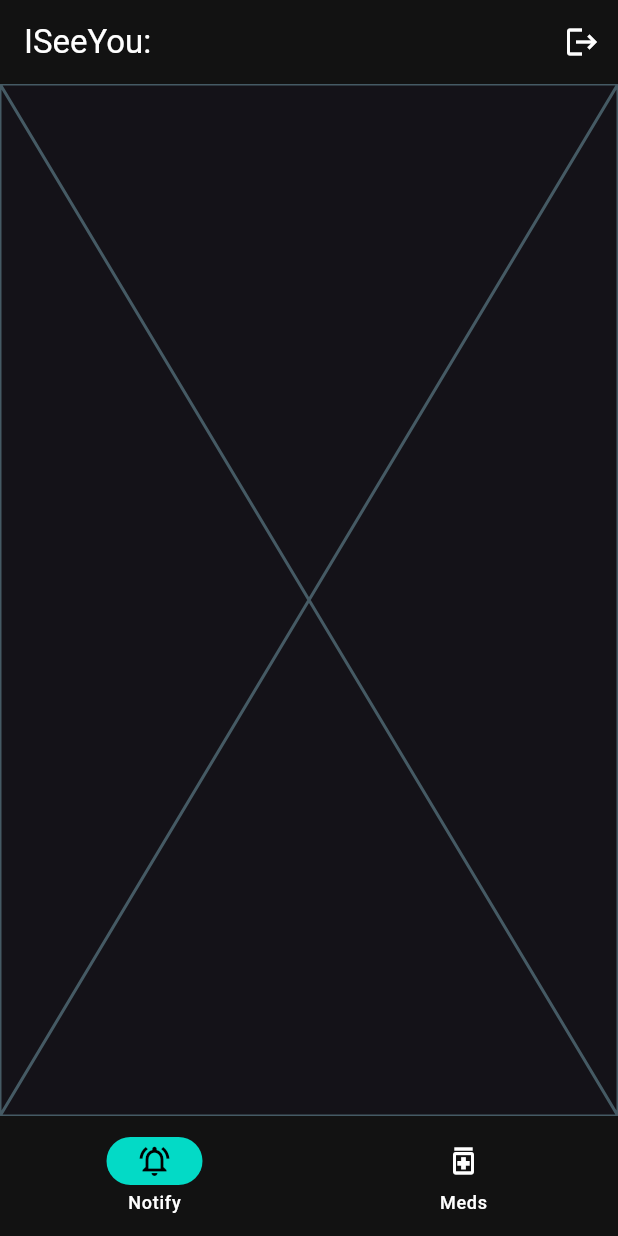
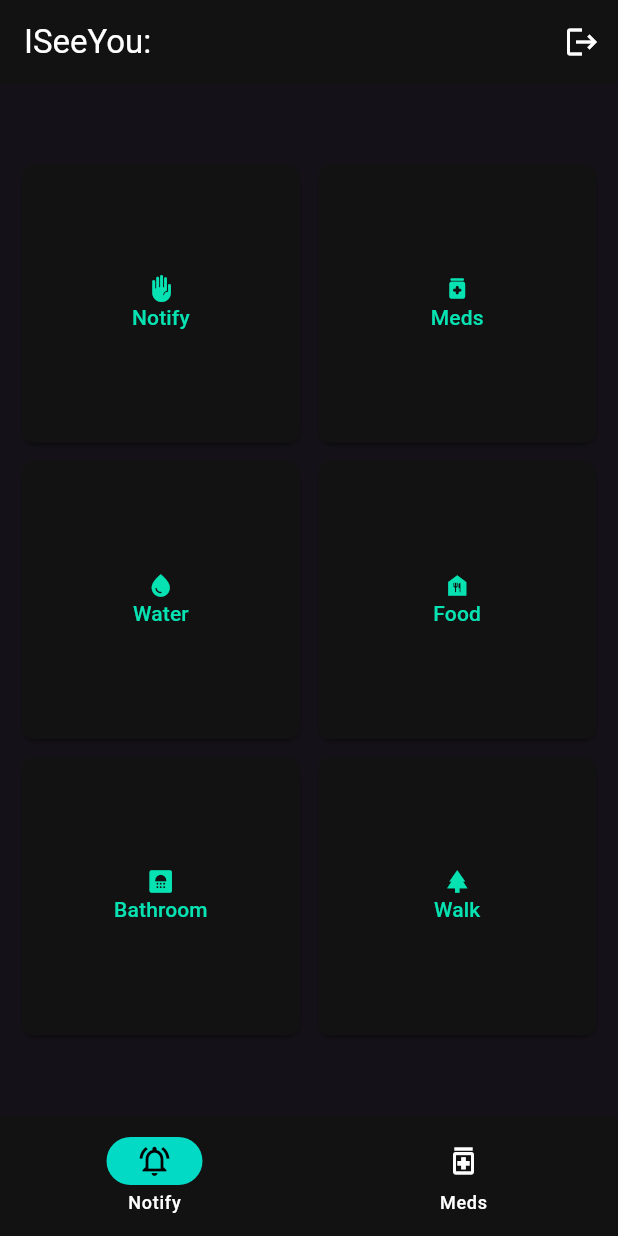
Before and after one commit to Rosnaky/I-See-You, a Flutter app: the screen it shows once a user with an empty profile is signed in, on a phone screen of 412 x 824 dp. Run offline on Flutter 3.47's test engine with Material 3 defaults, Android fonts, the phone set to English and light mode, and no system bars; our stand-ins replace cloud_firestore, firebase_auth, firebase_core, flutter_dotenv; accounts and stored records are empty.

Commit message:
added notify cards

```diff
--- a/lib/main.dart
+++ b/lib/main.dart
@@ -5,12 +5,10 @@ import 'package:firebase_core/firebase_core.dart';
 import 'package:flutter/material.dart';
 import 'package:flutter_dotenv/flutter_dotenv.dart';
 import 'package:provider/provider.dart';
-import 'package:url_launcher/url_launcher_string.dart';
 import 'src/app.dart';
 
 void main() async {
   await Firebase.initializeApp(options: DefaultFirebaseOptions.currentPlatform);
-  launchUrlString("tel://5194984082");
 
   await dotenv.load(fileName: ".env");
   runApp(MultiProvider(providers: [
--- /dev/null
+++ b/lib/src/models/quick_action.dart
@@ -0,0 +1,27 @@
+import 'package:flutter/material.dart';
+
+class QuickAction {
+  final String title;
+  final IconData icon;
+  final String message;
+
+  QuickAction({required this.title, required this.icon, required this.message});
+}
+
+List<QuickAction> quickActions = [
+  QuickAction(title: "Notify", icon: Icons.front_hand, message: "Come here"),
+  QuickAction(
+      title: "Meds",
+      icon: Icons.medication_rounded,
+      message: "I need my medications"),
+  QuickAction(title: "Water", icon: Icons.water_drop, message: "I need water"),
+  QuickAction(title: "Food", icon: Icons.food_bank, message: "I need food"),
+  QuickAction(
+      title: "Bathroom",
+      icon: Icons.bathroom,
+      message: "I need to use the bathroom"),
+  QuickAction(
+      title: "Walk",
+      icon: Icons.park,
+      message: "I want to go somewhere and walk"),
+];
--- a/lib/src/screens/home_screen.dart
+++ b/lib/src/screens/home_screen.dart
@@ -1,7 +1,7 @@
 import 'package:ISeeYou/src/firebase/firebase_auth.dart';
 import 'package:ISeeYou/src/providers/user_provider.dart';
 import 'package:ISeeYou/src/screens/medication_screen.dart';
-import 'package:ISeeYou/src/screens/notify_screen.dart';
+import 'package:ISeeYou/src/screens/quick_action_screen.dart';
 import 'package:ISeeYou/src/widgets/bottom_navigation_bar.dart';
 import 'package:flutter/material.dart';
 import 'package:provider/provider.dart';
@@ -30,7 +30,7 @@ class _HomeScreenState extends State<HomeScreen> {
 
   @override
   Widget build(BuildContext context) {
-    final screens = [const NotifyScreen(), const MedicationScreen()];
+    final screens = [const QuickActionScreen(), const MedicationScreen()];
     final userProvider = Provider.of<UserProvider>(context);
 
     return Scaffold(
--- a/lib/src/screens/login_screen.dart
+++ b/lib/src/screens/login_screen.dart
@@ -48,10 +48,15 @@ class _LoginScreenState extends State<LoginScreen> {
                 const Spacer(),
                 Text('Login to I See You',
                     textAlign: TextAlign.center,
-                    style: Theme.of(context)
-                        .textTheme
-                        .displayLarge
-                        ?.copyWith(color: myTheme.colorScheme.primary)),
+                    style: constraints.maxWidth > 600
+                        ? Theme.of(context)
+                            .textTheme
+                            .displayLarge
+                            ?.copyWith(color: myTheme.colorScheme.primary)
+                        : Theme.of(context)
+                            .textTheme
+                            .displayMedium
+                            ?.copyWith(color: myTheme.colorScheme.primary)),
                 SizedBox(height: constraints.maxHeight * 0.1),
                 Center(
                   child: SizedBox(
--- a/lib/src/screens/notify_screen.dart
+++ /dev/null
@@ -1,15 +0,0 @@
-import 'package:flutter/material.dart';
-
-class NotifyScreen extends StatefulWidget {
-  const NotifyScreen({super.key});
-
-  @override
-  State<NotifyScreen> createState() => _NotifyScreenState();
-}
-
-class _NotifyScreenState extends State<NotifyScreen> {
-  @override
-  Widget build(BuildContext context) {
-    return const Placeholder();
-  }
-}
--- /dev/null
+++ b/lib/src/screens/quick_action_screen.dart
@@ -0,0 +1,36 @@
+import 'package:ISeeYou/src/models/quick_action.dart';
+import 'package:ISeeYou/src/widgets/quick_action_card.dart';
+import 'package:flutter/material.dart';
+
+class QuickActionScreen extends StatefulWidget {
+  const QuickActionScreen({super.key});
+
+  @override
+  State<QuickActionScreen> createState() => _QuickActionScreenState();
+}
+
+class _QuickActionScreenState extends State<QuickActionScreen> {
+  @override
+  Widget build(BuildContext context) {
+    return Center(
+      child: LayoutBuilder(builder: (context, constraints) {
+        return Padding(
+          padding: const EdgeInsets.fromLTRB(0, 8, 0, 8),
+          child: SingleChildScrollView(
+            child: Wrap(
+              spacing: constraints.maxWidth * 0.01,
+              runSpacing: constraints.maxWidth * 0.01,
+              children: quickActions
+                  .map((e) => QuickActionCard(
+                      constraints: constraints,
+                      message: e.message,
+                      actionTitle: e.title,
+                      actionIcon: e.icon))
+                  .toList(),
+            ),
+          ),
+        );
+      }),
+    );
+  }
+}
--- /dev/null
+++ b/lib/src/widgets/quick_action_card.dart
@@ -0,0 +1,48 @@
+import 'package:flutter/material.dart';
+import 'package:url_launcher/url_launcher_string.dart';
+
+class QuickActionCard extends StatelessWidget {
+  const QuickActionCard({
+    super.key,
+    required this.constraints,
+    required this.message,
+    required this.actionTitle,
+    required this.actionIcon,
+  });
+
+  final BoxConstraints constraints;
+  final String message;
+  final String actionTitle;
+  final IconData actionIcon;
+
+  @override
+  Widget build(BuildContext context) {
+    return Card(
+      child: SizedBox(
+        width: constraints.maxWidth > 600
+            ? constraints.maxWidth * 0.3
+            : constraints.maxWidth * 0.45,
+        height: constraints.maxWidth > 600
+            ? constraints.maxWidth * 0.3
+            : constraints.maxWidth * 0.45,
+        child: ElevatedButton(
+          style: ElevatedButton.styleFrom(
+            shape: RoundedRectangleBorder(
+              borderRadius: BorderRadius.circular(8),
+            ),
+          ),
+          onPressed: () {
+            launchUrlString("sms:5194984082?body=$message");
+          },
+          child: Column(
+            mainAxisAlignment: MainAxisAlignment.center,
+            children: [
+              Icon(actionIcon),
+              Text(actionTitle),
+            ],
+          ),
+        ),
+      ),
+    );
+  }
+}
```
Also changed, not shown: 1 other file.
